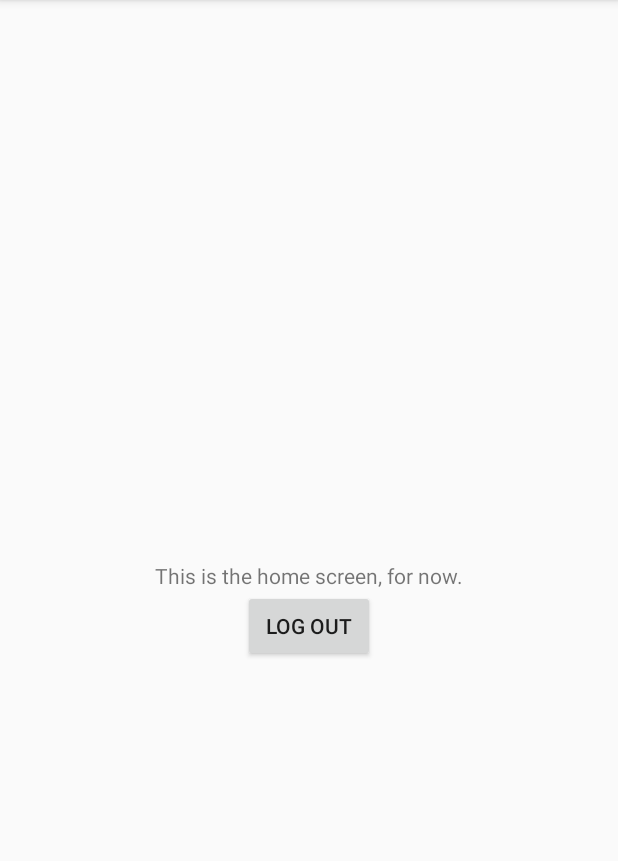
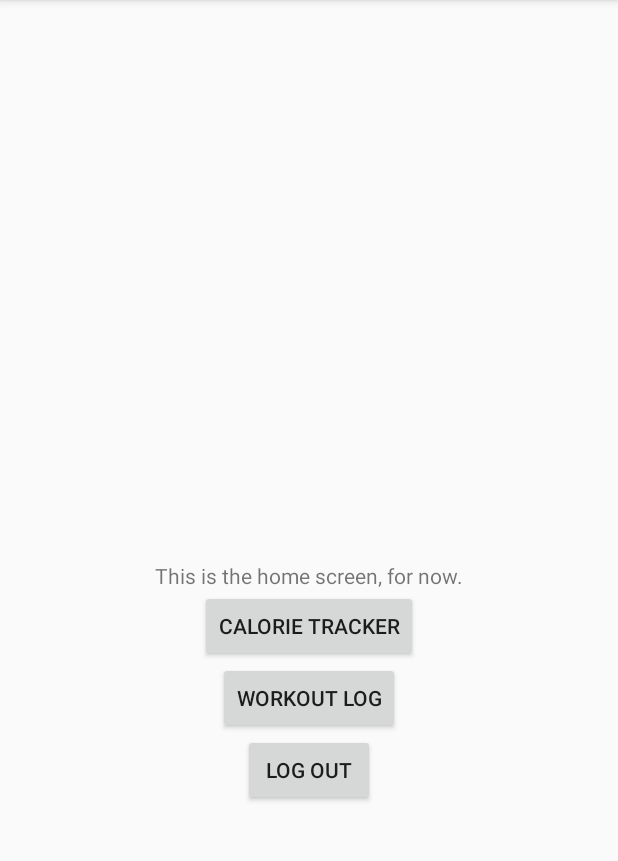
Before and after one commit to bryanesong/FitnessApp, an Android app: the screen it shows after launch once a user with an empty profile is signed in (HomeScreen), on a phone screen of 412 x 824 dp, the part 84-945 px from its top. Run offline under Robolectric (Android 15) with nearby library versions, the phone set to English and light mode, and no system bars; our stand-ins replace Firebase (no records; nobody signed in at launch, a user with empty details on screens opened directly).

Commit message:
Added Buttons for Calorie Tracker and Workout Log
yuh

```diff
--- a/app/src/main/res/layout/activity_home_screen.xml
+++ b/app/src/main/res/layout/activity_home_screen.xml
@@ -22,7 +22,23 @@
         android:layout_height="wrap_content"
         android:text="Log out"
         android:layout_centerHorizontal="true"
-        android:layout_below="@+id/tempText"
+        android:layout_below="@+id/workoutLog"
         />
 
+    <Button
+        android:id="@+id/calorieTracker"
+        android:text="Calorie Tracker"
+        android:layout_width="wrap_content"
+        android:layout_height="wrap_content"
+        android:layout_centerHorizontal="true"
+        android:layout_below="@id/tempText"/>
+
+    <Button
+        android:id="@+id/workoutLog"
+        android:text="Workout Log"
+        android:layout_width="wrap_content"
+        android:layout_height="wrap_content"
+        android:layout_centerHorizontal="true"
+        android:layout_below="@id/calorieTracker"/>
+
 </RelativeLayout>
```
